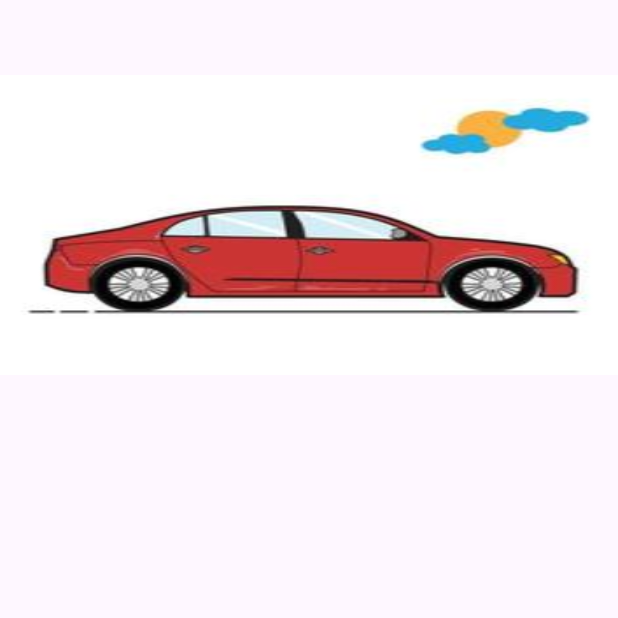
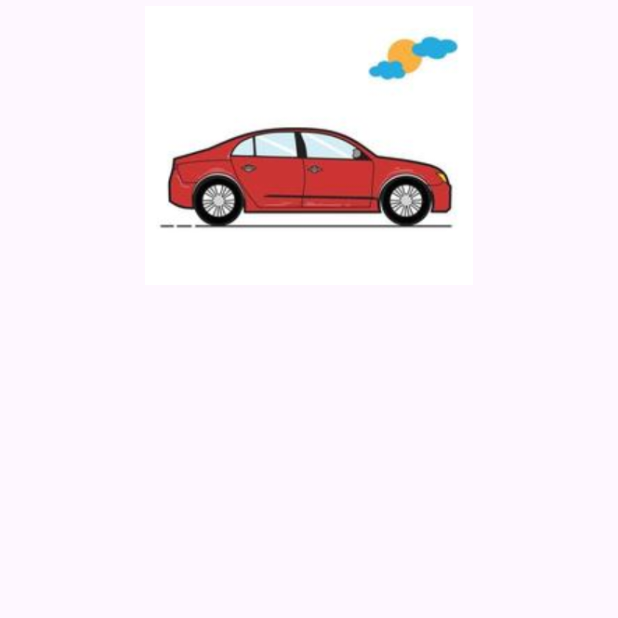
Before and after one commit to josueorellana/Programacion-II, an Android app: the screen it shows after launch (MainActivity), on a phone screen of 412 x 824 dp, the top half of it. Run offline under Robolectric (Android 15) with nearby library versions, the phone set to English and light mode, and no system bars.

Commit message:
codigo 2

```diff
--- a/app/src/main/res/layout/activity_main.xml
+++ b/app/src/main/res/layout/activity_main.xml
@@ -1,24 +1,31 @@
 <?xml version="1.0" encoding="utf-8"?>
-<ScrollView
-    xmlns:android="http://schemas.android.com/apk/res/android"
+<androidx.constraintlayout.widget.ConstraintLayout xmlns:android="http://schemas.android.com/apk/res/android"
     xmlns:app="http://schemas.android.com/apk/res-auto"
     xmlns:tools="http://schemas.android.com/tools"
     android:layout_width="match_parent"
     android:layout_height="match_parent"
     tools:context=".MainActivity">
 
-    <RelativeLayout
-        android:layout_width="match_parent"
-        android:layout_height="wrap_content">
+    <ImageView
+        android:id="@+id/imageView3"
+        android:layout_width="413dp"
+        android:layout_height="186dp"
+        android:layout_marginTop="4dp"
+        app:layout_constraintEnd_toEndOf="parent"
+        app:layout_constraintHorizontal_bias="1.0"
+        app:layout_constraintStart_toStartOf="parent"
+        app:layout_constraintTop_toTopOf="parent"
+        app:srcCompat="@drawable/carro" />
+
+    <LinearLayout
+        android:layout_width="415dp"
+        android:layout_height="535dp"
+        android:layout_marginTop="4dp"
+        android:orientation="horizontal"
+        app:layout_constraintEnd_toEndOf="parent"
+        app:layout_constraintStart_toStartOf="parent"
+        app:layout_constraintTop_toBottomOf="@+id/imageView3">
 
 
-            <ImageView
-                android:layout_width="match_parent"
-                android:layout_height="wrap_content"
-                android:layout_marginTop="50dp"
-                android:background="@drawable/carro"></ImageView>
-
-
-
-    </RelativeLayout>
-</ScrollView>
+    </LinearLayout>
+</androidx.constraintlayout.widget.ConstraintLayout>
```
